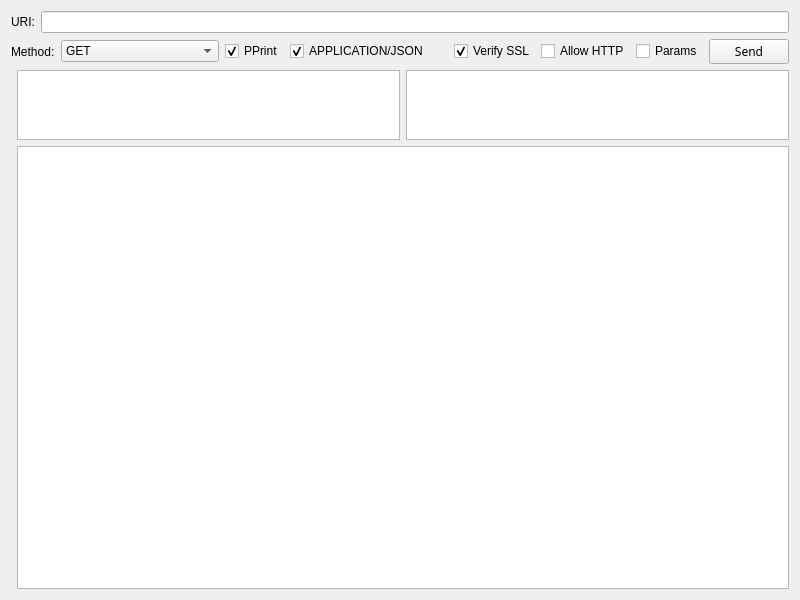
Before: the Qt Designer form pissedman/form.ui in patrcoff/pissedman, drawn with Qt 5.
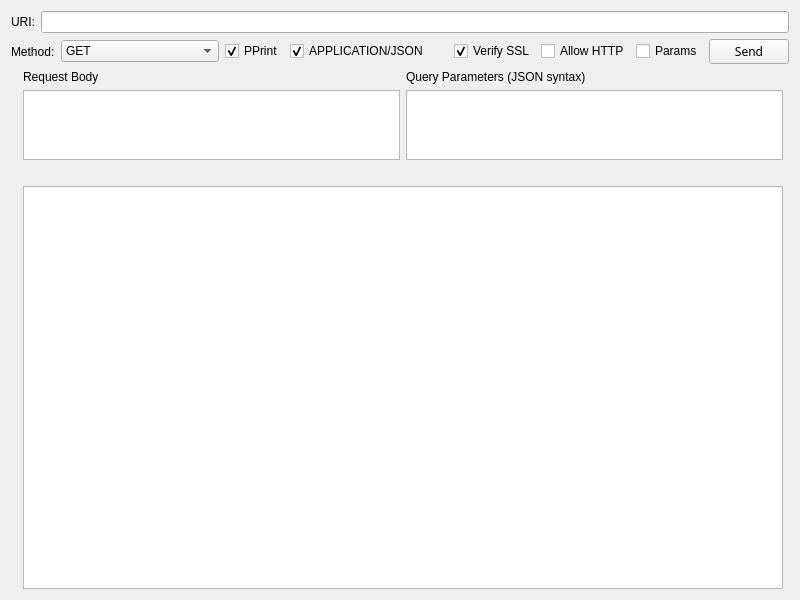
After: the same form once the commit is applied.

Commit message: feat: adds pretty printing to response output + some UI elements (tbc)

The edit to the form file:
```diff
--- a/pissedman/form.ui
+++ b/pissedman/form.ui
@@ -20,7 +20,33 @@
    <string>Widget</string>
   </property>
   <layout class="QGridLayout" name="gridLayout">
-   <item row="0" column="0" colspan="3">
+   <item row="3" column="2" colspan="2">
+    <spacer name="horizontalSpacer">
+     <property name="orientation">
+      <enum>Qt::Horizontal</enum>
+     </property>
+     <property name="sizeHint" stdset="0">
+      <size>
+       <width>40</width>
+       <height>20</height>
+      </size>
+     </property>
+    </spacer>
+   </item>
+   <item row="6" column="2" colspan="2">
+    <widget class="QTextBrowser" name="responseViewer">
+     <property name="sizePolicy">
+      <sizepolicy hsizetype="Expanding" vsizetype="Expanding">
+       <horstretch>0</horstretch>
+       <verstretch>100</verstretch>
+      </sizepolicy>
+     </property>
+     <property name="textInteractionFlags">
+      <set>Qt::LinksAccessibleByKeyboard|Qt::TextSelectableByKeyboard|Qt::TextSelectableByMouse</set>
+     </property>
+    </widget>
+   </item>
+   <item row="0" column="0" colspan="5">
     <layout class="QVBoxLayout" name="verticalLayout">
      <item>
       <layout class="QHBoxLayout" name="horizontalLayout">
@@ -156,20 +182,21 @@
      </item>
     </layout>
    </item>
-   <item row="1" column="0" rowspan="2" colspan="3">
-    <spacer name="horizontalSpacer">
-     <property name="orientation">
-      <enum>Qt::Horizontal</enum>
+   <item row="1" column="2">
+    <widget class="QLabel" name="label_3">
+     <property name="text">
+      <string>Request Body</string>
      </property>
-     <property name="sizeHint" stdset="0">
-      <size>
-       <width>40</width>
-       <height>20</height>
-      </size>
+    </widget>
+   </item>
+   <item row="1" column="3">
+    <widget class="QLabel" name="label_4">
+     <property name="text">
+      <string>Query Parameters (JSON syntax)</string>
      </property>
-    </spacer>
+    </widget>
    </item>
-   <item row="2" column="1">
+   <item row="2" column="2">
     <widget class="QPlainTextEdit" name="requestEdit">
      <property name="sizePolicy">
       <sizepolicy hsizetype="Expanding" vsizetype="Expanding">
@@ -187,7 +214,7 @@
      </property>
     </widget>
    </item>
-   <item row="2" column="2">
+   <item row="2" column="3">
     <widget class="QTextEdit" name="paramsEdit">
      <property name="sizePolicy">
       <sizepolicy hsizetype="Expanding" vsizetype="Expanding">
@@ -197,19 +224,6 @@
      </property>
     </widget>
    </item>
-   <item row="3" column="1" colspan="2">
-    <widget class="QTextBrowser" name="responseViewer">
-     <property name="sizePolicy">
-      <sizepolicy hsizetype="Expanding" vsizetype="Expanding">
-       <horstretch>0</horstretch>
-       <verstretch>100</verstretch>
-      </sizepolicy>
-     </property>
-     <property name="textInteractionFlags">
-      <set>Qt::LinksAccessibleByKeyboard|Qt::TextSelectableByKeyboard|Qt::TextSelectableByMouse</set>
-     </property>
-    </widget>
-   </item>
   </layout>
  </widget>
  <resources/>
```
Left out of the diff: 3 changed lines with no effect on the pictures. The commit also changes 3 other files.
